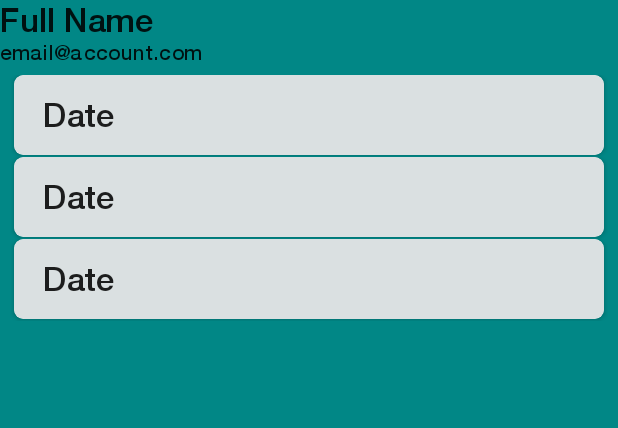
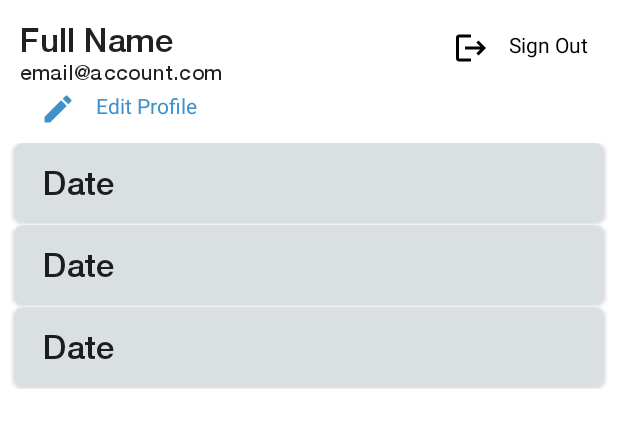
Before and after one commit to gcrnj/geo_weather, an Android app: the layout fragment_weather_history.xml on its own in the app's theme, with its tools: preview values and no code run, on a phone screen of 412 x 824 dp. Shown: the top 428 px of the screen. Run offline under Robolectric (Android 15) with nearby library versions, the phone set to English and light mode, and no system bars.

Commit message:
Set Profile Data and Added Profile Edit

```diff
--- a/app/src/main/AndroidManifest.xml
+++ b/app/src/main/AndroidManifest.xml
@@ -19,7 +19,8 @@
         tools:targetApi="31">
         <activity
             android:name=".sections.activity_landing_page.LandingPageActivity"
-            android:exported="false">
+            android:exported="false"
+            android:launchMode="singleTask">
             <meta-data
                 android:name="android.app.lib_name"
                 android:value="" />
@@ -42,7 +43,8 @@
         </activity>
         <activity
             android:name=".WelcomeActivity"
-            android:exported="true">
+            android:exported="true"
+            android:launchMode="singleTask">
             <intent-filter>
                 <action android:name="android.intent.action.MAIN" />
 
--- a/app/src/main/java/com/gtech/geoweather/models/User.kt
+++ b/app/src/main/java/com/gtech/geoweather/models/User.kt
@@ -17,7 +17,7 @@ import androidx.room.PrimaryKey
     )]
 )
 data class User(
-    @PrimaryKey(autoGenerate = true) val id: Int = 0,
+    @PrimaryKey(autoGenerate = true) val id: Int? = 0,
     @ColumnInfo(name = "first_name") val firstName: String,
     @ColumnInfo(name = "middle_name") val middleName: String,
     @ColumnInfo(name = "last_name") val lastName: String,
--- a/app/src/main/java/com/gtech/geoweather/sections/activity_sign_in/SignInActivity.kt
+++ b/app/src/main/java/com/gtech/geoweather/sections/activity_sign_in/SignInActivity.kt
@@ -9,7 +9,6 @@ import com.google.firebase.auth.FirebaseAuth
 import com.gtech.geoweather.common.hideSoftKeyboard
 import com.gtech.geoweather.common.setupAppBar
 import com.gtech.geoweather.databinding.ActivitySignInBinding
-import com.gtech.geoweather.local_database.AppDatabase
 import com.gtech.geoweather.sections.activity_landing_page.LandingPageActivity
 
 class SignInActivity : AppCompatActivity() {
--- a/app/src/main/java/com/gtech/geoweather/sections/fragment_wather_history/WeatherHistoryAdapter.kt
+++ b/app/src/main/java/com/gtech/geoweather/sections/fragment_wather_history/WeatherHistoryAdapter.kt
@@ -4,7 +4,6 @@ import android.app.Activity
 import android.util.Log
 import android.view.ViewGroup
 import androidx.recyclerview.widget.RecyclerView
-import com.bumptech.glide.Glide
 import com.gtech.geoweather.R
 import com.gtech.geoweather.common.loadImageWithGlide
 import com.gtech.geoweather.common.toFormattedTime
--- /dev/null
+++ b/app/src/main/res/drawable/ic_edit.xml
@@ -0,0 +1,6 @@
+<vector android:height="24dp" android:tint="#000000"
+    android:viewportHeight="24" android:viewportWidth="24"
+    android:width="24dp" xmlns:android="http://schemas.android.com/apk/res/android">
+    <path android:fillColor="@android:color/white" android:pathData="M3,17.46l0,3.04C3,20.78 3.22,21 3.5,21h3.04c0.13,0 0.26,-0.05 0.35,-0.15L17.81,9.94l-3.75,-3.75L3.15,17.1C3.05,17.2 3,17.32 3,17.46z"/>
+    <path android:fillColor="@android:color/white" android:pathData="M20.71,5.63l-2.34,-2.34c-0.39,-0.39 -1.02,-0.39 -1.41,0l-1.83,1.83l3.75,3.75l1.83,-1.83C21.1,6.65 21.1,6.02 20.71,5.63z"/>
+</vector>
--- /dev/null
+++ b/app/src/main/res/drawable/ic_logot.xml
@@ -0,0 +1,5 @@
+<vector android:autoMirrored="true" android:height="24dp"
+    android:tint="#000000" android:viewportHeight="24"
+    android:viewportWidth="24" android:width="24dp" xmlns:android="http://schemas.android.com/apk/res/android">
+    <path android:fillColor="@android:color/white" android:pathData="M17,7l-1.41,1.41L18.17,11H8v2h10.17l-2.58,2.58L17,17l5,-5zM4,5h8V3H4c-1.1,0 -2,0.9 -2,2v14c0,1.1 0.9,2 2,2h8v-2H4V5z"/>
+</vector>
--- a/app/src/main/res/layout/fragment_weather_history.xml
+++ b/app/src/main/res/layout/fragment_weather_history.xml
@@ -4,7 +4,7 @@
     xmlns:tools="http://schemas.android.com/tools"
     android:layout_width="match_parent"
     android:layout_height="match_parent"
-    android:background="@color/teal_700"
+    android:background="@color/white"
     tools:context=".sections.fragment_wather_history.WeatherHistoryFragment">
 
     <LinearLayout
@@ -14,25 +14,59 @@
 
         <androidx.constraintlayout.widget.ConstraintLayout
             android:layout_width="match_parent"
-            android:layout_height="wrap_content">
+            android:layout_height="wrap_content"
+            android:layout_marginHorizontal="@dimen/_10sdp"
+            android:layout_marginTop="@dimen/_10sdp">
 
             <TextView
                 android:id="@+id/txtFullName"
                 style="@style/TextAppearance.GeoWeather.TitleLarge"
+                android:layout_width="0dp"
+                android:layout_height="wrap_content"
+                tools:text="Full Name"
+                app:layout_constraintEnd_toStartOf="@+id/txtLogout"
+                app:layout_constraintStart_toStartOf="parent"
+                app:layout_constraintTop_toTopOf="parent" />
+
+            <TextView
+                android:id="@+id/eTxtEmail"
+                style="@style/TextAppearance.GeoWeather.BodyMedium"
+                android:layout_width="0dp"
+                android:layout_height="wrap_content"
+                tools:text="email@account.com"
+                android:textStyle="normal"
+                app:layout_constraintEnd_toStartOf="@+id/txtLogout"
+                app:layout_constraintStart_toStartOf="parent"
+                app:layout_constraintTop_toBottomOf="@id/txtFullName" />
+
+            <com.google.android.material.textview.MaterialTextView
+                android:id="@+id/txtLogout"
                 android:layout_width="wrap_content"
                 android:layout_height="wrap_content"
-                app:layout_constraintStart_toStartOf="parent"
-                app:layout_constraintTop_toTopOf="parent"
-                tools:text="Full Name" />
+                android:background="?attr/selectableItemBackground"
+                android:drawablePadding="@dimen/_10sdp"
+                android:padding="@dimen/_5sdp"
+                android:text="@string/sign_out"
+                android:textColor="@color/black"
+                app:drawableStartCompat="@drawable/ic_logot"
+                app:layout_constraintEnd_toEndOf="parent"
+                app:layout_constraintTop_toTopOf="parent" />
 
-            <TextView
-                style="@style/TextAppearance.GeoWeather.BodyMedium"
+            <com.google.android.material.textview.MaterialTextView
+                android:id="@+id/txtEditProfile"
                 android:layout_width="wrap_content"
                 android:layout_height="wrap_content"
-                android:textStyle="normal"
+                android:background="?attr/selectableItemBackground"
+                android:drawablePadding="@dimen/_10sdp"
+                android:paddingHorizontal="@dimen/_10sdp"
+                android:paddingVertical="@dimen/_3sdp"
+                android:text="@string/edit_profile"
+                android:textColor="@color/light_blue"
+                app:drawableStartCompat="@drawable/ic_edit"
+                app:drawableTint="@color/light_blue"
                 app:layout_constraintStart_toStartOf="parent"
-                app:layout_constraintTop_toBottomOf="@id/txtFullName"
-                tools:text="email@account.com" />
+                app:layout_constraintTop_toBottomOf="@id/eTxtEmail" />
+
         </androidx.constraintlayout.widget.ConstraintLayout>
 
         <androidx.recyclerview.widget.RecyclerView
--- a/app/src/main/res/values/strings.xml
+++ b/app/src/main/res/values/strings.xml
@@ -20,5 +20,7 @@
     <string name="sunrise">Sunrise</string>
     <string name="sunset">Sunset</string>
     <string name="time_at_city_country">%1$s\nat %2$s, %3$s</string>
+    <string name="sign_out">Sign Out</string>
+    <string name="edit_profile">Edit Profile</string>
 
 </resources>
```
Also changed, not shown: app/src/main/java/com/gtech/geoweather/common/CommonMethods.kt (+6 -3 lines), app/src/main/java/com/gtech/geoweather/common/FirestoreUser.kt (+20 -3 lines), app/src/main/java/com/gtech/geoweather/common/FirestoreWeatherHistory.kt (+8 -9 lines), app/src/main/java/com/gtech/geoweather/local_database/AppDatabase.kt (deleted, +0 -29 lines), app/src/main/java/com/gtech/geoweather/local_database/UserDao.kt (deleted, +0 -19 lines), app/src/main/java/com/gtech/geoweather/local_database/WeatherDao.kt (deleted, +0 -15 lines), app/src/main/java/com/gtech/geoweather/sections/activity_register/RegisterActivity.kt (+49 -43 lines), app/src/main/java/com/gtech/geoweather/sections/fragment_wather_history/WeatherHistoryFragment.kt (+58 -1 lines).
